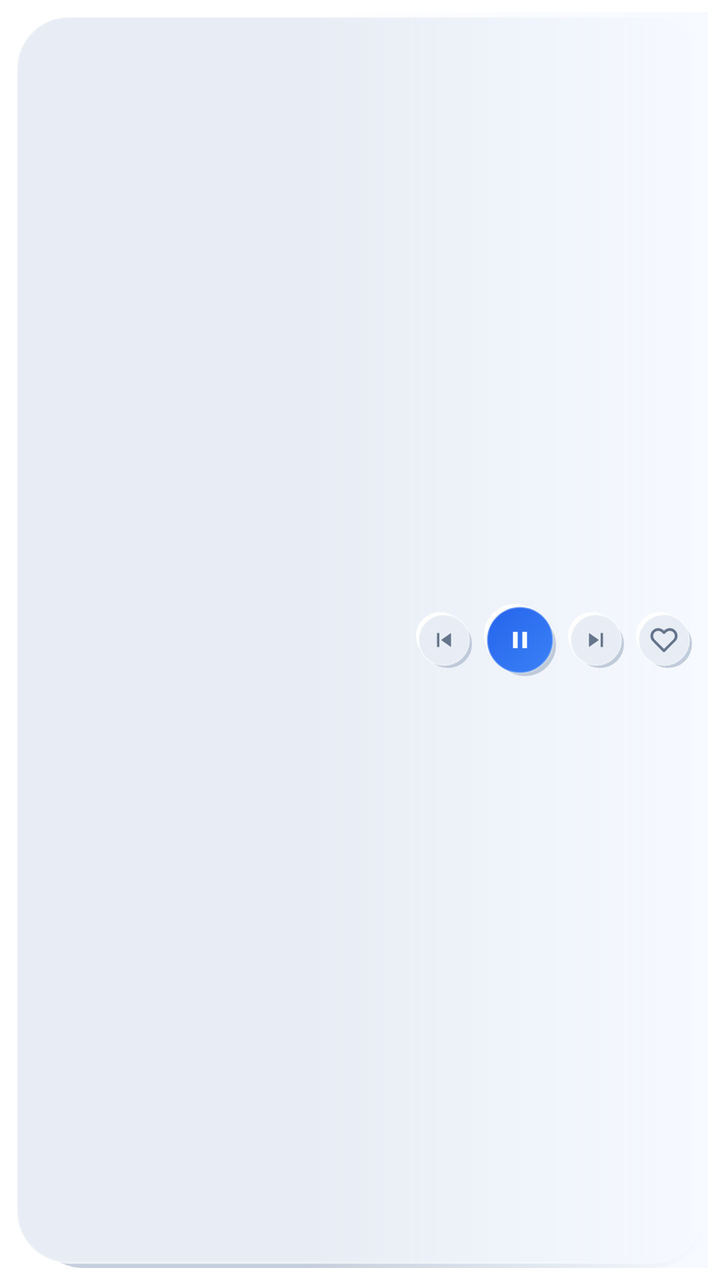
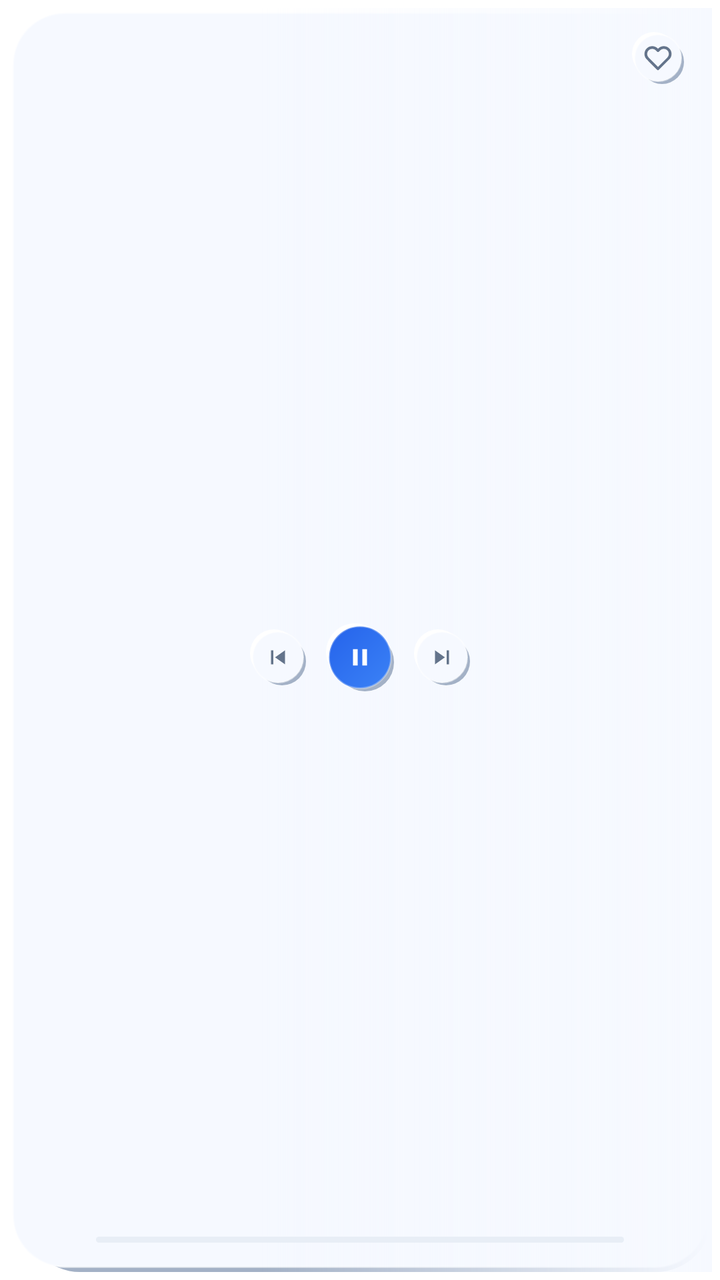

Before-and-after screenshots of an Android layout around one commit, followed by the original layout XML and the change that was made.
<!-- AndroidManifest.xml: application theme Theme.flex_player -->
<!-- res/layout/neo_widget_3x1.xml -->
<?xml version="1.0" encoding="utf-8"?>
<FrameLayout xmlns:android="http://schemas.android.com/apk/res/android"
    android:layout_width="match_parent"
    android:layout_height="match_parent"
    android:padding="6dp">

    <FrameLayout
        android:layout_width="match_parent"
        android:layout_height="match_parent"
        android:background="@drawable/neo_widget_panel">

        <ImageView
            android:id="@+id/widget_artwork"
            android:layout_width="match_parent"
            android:layout_height="match_parent"
            android:layout_gravity="start|top"
            android:scaleType="centerCrop"
            android:contentDescription="@null" />

        <FrameLayout
            android:layout_width="match_parent"
            android:layout_height="match_parent"
            android:background="@drawable/neo_widget_artwork_fade_3x1" />

        <LinearLayout
            android:layout_width="match_parent"
            android:layout_height="match_parent"
            android:orientation="horizontal"
            android:gravity="center_vertical"
            android:padding="8dp">

            <FrameLayout
                android:layout_width="54dp"
                android:layout_height="match_parent" />

            <LinearLayout
                android:layout_width="0dp"
                android:layout_height="wrap_content"
                android:layout_weight="1"
                android:orientation="vertical"
                android:gravity="center_vertical"
                android:paddingStart="4dp"
                android:paddingEnd="12dp">

                <TextView
                    android:id="@+id/widget_title"
                    android:layout_width="match_parent"
                    android:layout_height="wrap_content"
                    android:textSize="14sp"
                    android:textStyle="bold"
                    android:singleLine="true"
                    android:ellipsize="marquee"
                    android:textColor="@color/neo_text_primary" />

                <TextView
                    android:id="@+id/widget_artist"
                    android:layout_width="match_parent"
                    android:layout_height="wrap_content"
                    android:textSize="12sp"
                    android:singleLine="true"
                    android:ellipsize="end"
                    android:layout_marginTop="2dp"
                    android:textColor="@color/neo_text_secondary" />
            </LinearLayout>

            <LinearLayout
                android:layout_width="wrap_content"
                android:layout_height="wrap_content"
                android:orientation="horizontal"
                android:gravity="center_vertical">

                <ImageButton
                    android:id="@+id/widget_btn_prev"
                    android:layout_width="28dp"
                    android:layout_height="28dp"
                    android:padding="4dp"
                    android:src="@drawable/neo_ic_skip_previous"
                    android:background="@drawable/neo_widget_button"
                    android:contentDescription="@string/previous_track" />

                <ImageButton
                    android:id="@+id/widget_btn_play_pause"
                    android:layout_width="36dp"
                    android:layout_height="36dp"
                    android:layout_marginStart="6dp"
                    android:padding="5dp"
                    android:src="@drawable/neo_ic_pause"
                    android:background="@drawable/neo_widget_button_primary"
                    android:contentDescription="@string/play_pause" />

                <ImageButton
                    android:id="@+id/widget_btn_next"
                    android:layout_width="28dp"
                    android:layout_height="28dp"
                    android:layout_marginStart="6dp"
                    android:padding="4dp"
                    android:src="@drawable/neo_ic_skip_next"
                    android:background="@drawable/neo_widget_button"
                    android:contentDescription="@string/next_track" />

                <ImageButton
                    android:id="@+id/widget_btn_like"
                    android:layout_width="28dp"
                    android:layout_height="28dp"
                    android:layout_marginStart="6dp"
                    android:padding="4dp"
                    android:src="@drawable/neo_ic_heart_outline"
                    android:background="@drawable/neo_widget_button"
                    android:contentDescription="@string/action_like" />
            </LinearLayout>
        </LinearLayout>
    </FrameLayout>
</FrameLayout>
<!-- resources referenced by this layout -->
<resources>
  <color name="neo_text_primary">#1E293B</color>
  <color name="neo_text_secondary">#64748B</color>
  <!-- drawable neo_ic_heart_outline (drawable) -->
  <vector xmlns:android="http://schemas.android.com/apk/res/android"
      android:width="14dp"
      android:height="14dp"
      android:viewportWidth="24"
      android:viewportHeight="24"
      android:tint="#64748B">
      <path
          android:fillColor="@android:color/transparent"
          android:strokeColor="#64748B"
          android:strokeWidth="2.3"
          android:strokeLineCap="round"
          android:strokeLineJoin="round"
          android:pathData="M20.84,4.61a5.5,5.5 0 0 0,-7.78 0L12,5.67l-1.06,-1.06a5.5,5.5 0 0 0,-7.78,7.78l1.06,1.06L12,21.23l7.78,-7.78 1.06,-1.06a5.5,5.5 0 0 0 0,-7.78z" />
  </vector>
  <!-- drawable neo_ic_pause (drawable) -->
  <vector xmlns:android="http://schemas.android.com/apk/res/android"
      android:width="14dp"
      android:height="14dp"
      android:viewportWidth="24"
      android:viewportHeight="24"
      android:tint="#FFFFFF">
      <path
          android:fillColor="#FFFFFF"
          android:pathData="M6,19h4V5H6v14zM14,5v14h4V5h-4z" />
  </vector>
  <!-- drawable neo_ic_skip_next (drawable) -->
  <vector xmlns:android="http://schemas.android.com/apk/res/android"
      android:width="14dp"
      android:height="14dp"
      android:viewportWidth="24"
      android:viewportHeight="24"
      android:tint="#64748B">
      <path
          android:fillColor="#64748B"
          android:pathData="M6,18l8.5,-6L6,6v12zM16,6v12h2V6h-2z" />
  </vector>
  <!-- drawable neo_ic_skip_previous (drawable) -->
  <vector xmlns:android="http://schemas.android.com/apk/res/android"
      android:width="14dp"
      android:height="14dp"
      android:viewportWidth="24"
      android:viewportHeight="24"
      android:tint="#64748B">
      <path
          android:fillColor="#64748B"
          android:pathData="M6,6h2v12H6zM9.5,12l8.5,6V6z" />
  </vector>
  <!-- drawable neo_widget_artwork_fade_3x1 (drawable) -->
  <?xml version="1.0" encoding="utf-8"?>
  <layer-list xmlns:android="http://schemas.android.com/apk/res/android">
      <item>
          <shape android:shape="rectangle">
              <gradient
                  android:type="linear"
                  android:angle="0"
                  android:startColor="#00000000"
                  android:centerColor="#00000000"
                  android:centerX="0.42"
                  android:endColor="@color/neo_surface" />
          </shape>
      </item>
  </layer-list>
  <string name="action_like">Like</string>
  <string name="next_track">Next track</string>
  <string name="play_pause">Play/Pause</string>
  <string name="previous_track">Previous track</string>
  <color name="neo_surface">#F6F9FF</color>
  <color name="neo_shadow_dark">#A6A6B4C8</color>
  <color name="neo_shadow_light">#FFFFFFFF</color>
  <color name="neo_bg">#E8EDF5</color>
  <color name="neo_border_subtle">#80FFFFFF</color>
  <!-- unchanged entries left out for length: 4 -->
</resources>

<!-- the commit's change to res/layout/neo_widget_3x1.xml (unified diff, before → after) -->
@@ -2,13 +2,11 @@
 <FrameLayout xmlns:android="http://schemas.android.com/apk/res/android"
     android:layout_width="match_parent"
     android:layout_height="match_parent"
-    android:padding="6dp">
-
+    android:padding="4dp">
     <FrameLayout
         android:layout_width="match_parent"
         android:layout_height="match_parent"
         android:background="@drawable/neo_widget_panel">
-
         <ImageView
             android:id="@+id/widget_artwork"
             android:layout_width="match_parent"
@@ -16,97 +14,137 @@
             android:layout_gravity="start|top"
             android:scaleType="centerCrop"
             android:contentDescription="@null" />
-
         <FrameLayout
             android:layout_width="match_parent"
             android:layout_height="match_parent"
             android:background="@drawable/neo_widget_artwork_fade_3x1" />
-
         <LinearLayout
             android:layout_width="match_parent"
             android:layout_height="match_parent"
-            android:orientation="horizontal"
-            android:gravity="center_vertical"
-            android:padding="8dp">
-
-            <FrameLayout
-                android:layout_width="54dp"
-                android:layout_height="match_parent" />
-
+            android:orientation="vertical"
+            android:paddingStart="14dp"
+            android:paddingEnd="14dp"
+            android:paddingTop="10dp"
+            android:paddingBottom="10dp">
             <LinearLayout
-                android:layout_width="0dp"
-                android:layout_height="wrap_content"
-                android:layout_weight="1"
-                android:orientation="vertical"
-                android:gravity="center_vertical"
-                android:paddingStart="4dp"
-                android:paddingEnd="12dp">
-
-                <TextView
-                    android:id="@+id/widget_title"
-                    android:layout_width="match_parent"
-                    android:layout_height="wrap_content"
-                    android:textSize="14sp"
-                    android:textStyle="bold"
-                    android:singleLine="true"
-                    android:ellipsize="marquee"
-                    android:textColor="@color/neo_text_primary" />
-
-                <TextView
-                    android:id="@+id/widget_artist"
-                    android:layout_width="match_parent"
-                    android:layout_height="wrap_content"
-                    android:textSize="12sp"
-                    android:singleLine="true"
-                    android:ellipsize="end"
-                    android:layout_marginTop="2dp"
-                    android:textColor="@color/neo_text_secondary" />
-            </LinearLayout>
-
-            <LinearLayout
-                android:layout_width="wrap_content"
+                android:layout_width="match_parent"
                 android:layout_height="wrap_content"
                 android:orientation="horizontal"
                 android:gravity="center_vertical">
-
+                <FrameLayout
+                    android:layout_width="60dp"
+                    android:layout_height="wrap_content" />
+                <LinearLayout
+                    android:layout_width="0dp"
+                    android:layout_height="wrap_content"
+                    android:layout_weight="1"
+                    android:orientation="vertical">
+                    <TextView
+                        android:id="@+id/widget_title"
+                        android:layout_width="match_parent"
+                        android:layout_height="wrap_content"
+                        android:textSize="12sp"
+                        android:textStyle="bold"
+                        android:singleLine="true"
+                        android:ellipsize="end"
+                        android:shadowColor="#D9FFFFFF"
+                        android:shadowDx="0"
+                        android:shadowDy="1"
+                        android:shadowRadius="2"
+                        android:textColor="@color/neo_text_primary" />
+                    <TextView
+                        android:id="@+id/widget_artist"
+                        android:layout_width="match_parent"
+                        android:layout_height="wrap_content"
+                        android:textSize="10sp"
+                        android:singleLine="true"
+                        android:ellipsize="end"
+                        android:textColor="@color/neo_text_secondary" />
+                </LinearLayout>
+                <ImageButton
+                    android:id="@+id/widget_btn_like"
+                    android:layout_width="26dp"
+                    android:layout_height="26dp"
+                    android:layout_marginStart="6dp"
+                    android:padding="6dp"
+                    android:src="@drawable/neo_ic_heart_outline"
+                    android:background="@drawable/neo_widget_button"
+                    android:scaleType="centerInside"
+                    android:contentDescription="@string/action_like" />
+            </LinearLayout>
+            <LinearLayout
+                android:layout_width="match_parent"
+                android:layout_height="0dp"
+                android:layout_weight="1"
+                android:orientation="horizontal"
+                android:gravity="center"
+                android:layout_marginTop="2dp"
+                android:layout_marginBottom="2dp">
                 <ImageButton
                     android:id="@+id/widget_btn_prev"
                     android:layout_width="28dp"
                     android:layout_height="28dp"
-                    android:padding="4dp"
+                    android:padding="6dp"
                     android:src="@drawable/neo_ic_skip_previous"
                     android:background="@drawable/neo_widget_button"
+                    android:scaleType="centerInside"
                     android:contentDescription="@string/previous_track" />
-
                 <ImageButton
                     android:id="@+id/widget_btn_play_pause"
-                    android:layout_width="36dp"
-                    android:layout_height="36dp"
-                    android:layout_marginStart="6dp"
-                    android:padding="5dp"
+                    android:layout_width="34dp"
+                    android:layout_height="34dp"
+                    android:layout_marginStart="10dp"
+                    android:layout_marginEnd="10dp"
+                    android:padding="6dp"
                     android:src="@drawable/neo_ic_pause"
                     android:background="@drawable/neo_widget_button_primary"
+                    android:scaleType="centerInside"
                     android:contentDescription="@string/play_pause" />
-
                 <ImageButton
                     android:id="@+id/widget_btn_next"
                     android:layout_width="28dp"
                     android:layout_height="28dp"
-                    android:layout_marginStart="6dp"
-                    android:padding="4dp"
+                    android:padding="6dp"
                     android:src="@drawable/neo_ic_skip_next"
                     android:background="@drawable/neo_widget_button"
+                    android:scaleType="centerInside"
                     android:contentDescription="@string/next_track" />
-
-                <ImageButton
-                    android:id="@+id/widget_btn_like"
-                    android:layout_width="28dp"
-                    android:layout_height="28dp"
+            </LinearLayout>
+            <LinearLayout
+                android:layout_width="match_parent"
+                android:layout_height="wrap_content"
+                android:orientation="horizontal"
+                android:gravity="center_vertical">
+                <TextView
+                    android:id="@+id/widget_time_elapsed"
+                    android:layout_width="wrap_content"
+                    android:layout_height="wrap_content"
+                    android:textSize="9sp"
+                    android:textStyle="bold"
+                    android:fontFamily="monospace"
+                    android:minWidth="24dp"
+                    android:textColor="@color/neo_text_secondary" />
+                <ProgressBar
+                    android:id="@+id/widget_progress"
+                    style="?android:attr/progressBarStyleHorizontal"
+                    android:layout_width="0dp"
+                    android:layout_height="3dp"
+                    android:layout_weight="1"
                     android:layout_marginStart="6dp"
-                    android:padding="4dp"
-                    android:src="@drawable/neo_ic_heart_outline"
-                    android:background="@drawable/neo_widget_button"
-                    android:contentDescription="@string/action_like" />
+                    android:layout_marginEnd="6dp"
+                    android:max="100"
+                    android:progress="0"
+                    android:progressDrawable="@drawable/neo_widget_progress_track"
+                    android:indeterminate="false" />
+                <TextView
+                    android:id="@+id/widget_time_total"
+                    android:layout_width="wrap_content"
+                    android:layout_height="wrap_content"
+                    android:textSize="9sp"
+                    android:textStyle="bold"
+                    android:fontFamily="monospace"
+                    android:minWidth="24dp"
+                    android:textColor="@color/neo_text_secondary" />
             </LinearLayout>
         </LinearLayout>
     </FrameLayout>
<!-- resource entries referenced after the edit -->
@@ -60,20 +60,43 @@
                   android:angle="0"
                   android:startColor="#00000000"
                   android:centerColor="#00000000"
-                  android:centerX="0.42"
-                  android:endColor="@color/neo_surface" />
+                  android:centerX="0.36"
+                  android:endColor="@color/neo_bg" />
           </shape>
+      </item>
+  </layer-list>
+  <!-- drawable neo_widget_progress_track (drawable) -->
+  <?xml version="1.0" encoding="utf-8"?>
+  <layer-list xmlns:android="http://schemas.android.com/apk/res/android">
+      <item android:id="@android:id/background">
+          <shape android:shape="rectangle">
+              <corners android:radius="9999dp" />
+              <solid android:color="@color/neo_well" />
+          </shape>
+      </item>
+      <item android:id="@android:id/progress">
+          <clip>
+              <shape android:shape="rectangle">
+                  <corners android:radius="9999dp" />
+                  <gradient
+                      android:startColor="@color/neo_accent"
+                      android:endColor="@color/neo_accent_dark"
+                      android:angle="0" />
+              </shape>
+          </clip>
       </item>
   </layer-list>
   <string name="action_like">Like</string>
   <string name="next_track">Next track</string>
   <string name="play_pause">Play/Pause</string>
   <string name="previous_track">Previous track</string>
-  <color name="neo_surface">#F6F9FF</color>
-  <color name="neo_shadow_dark">#A6A6B4C8</color>
+  <color name="neo_shadow_dark">#A3B1C6</color>
   <color name="neo_shadow_light">#FFFFFFFF</color>
-  <color name="neo_bg">#E8EDF5</color>
+  <color name="neo_bg">#F6F9FF</color>
   <color name="neo_border_subtle">#80FFFFFF</color>
+  <color name="neo_well">#E8EEF6</color>
+  <color name="neo_accent">#3B82F6</color>
+  <color name="neo_accent_dark">#2563EB</color>
   <!-- unchanged entries left out for length: 4 -->
 </resources>
 
